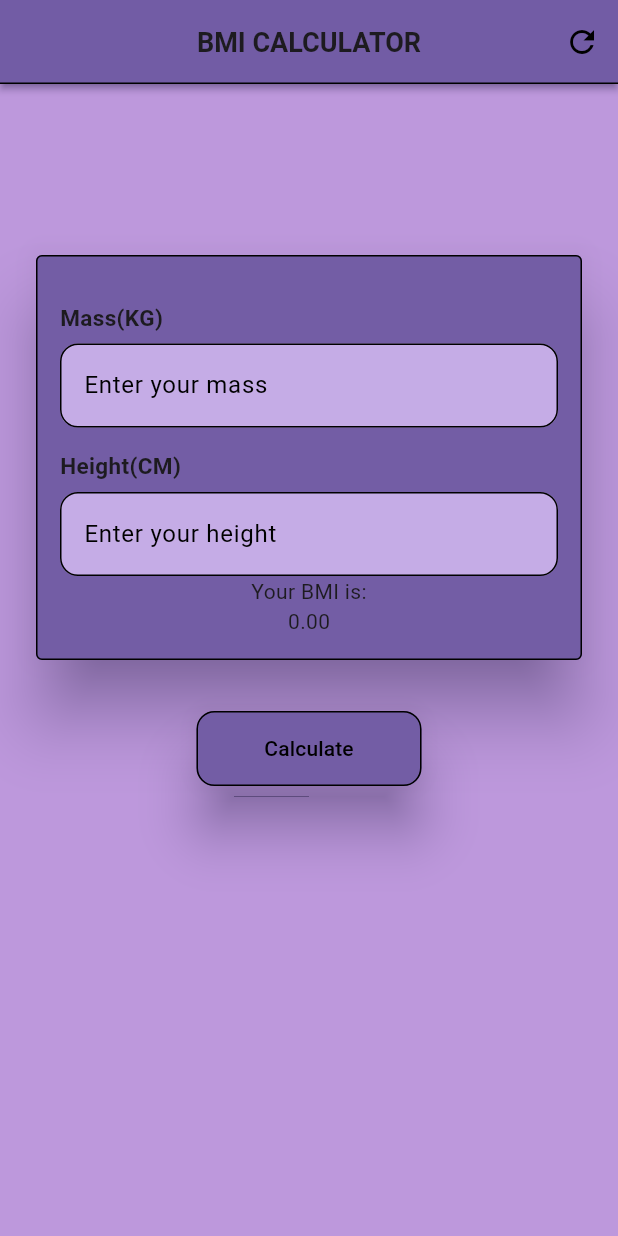
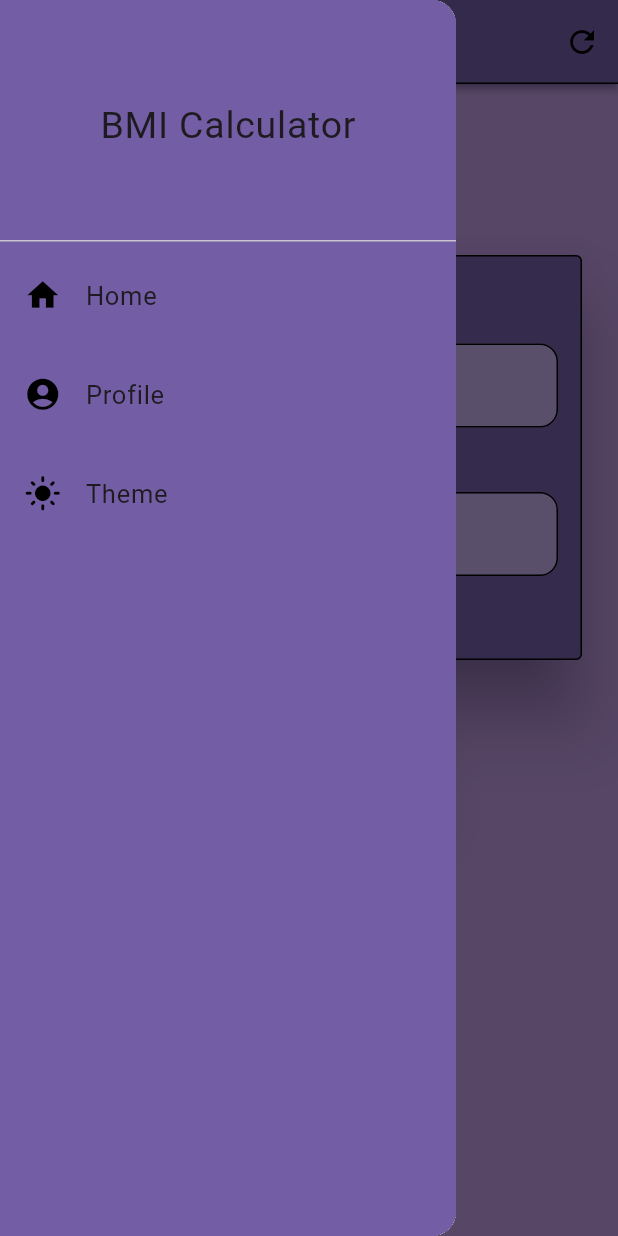
Before and after one commit to biniKin/first_project, a Flutter app: the screen it shows after launch, with the side drawer open (before the commit the screen has no drawer), on a phone screen of 412 x 824 dp. Run offline on Flutter 3.47's test engine with Material 3 defaults, Android fonts, the phone set to English and light mode, and no system bars.

Commit message:
UI updates

```diff
--- a/lib/materials.dart
+++ b/lib/materials.dart
@@ -49,6 +49,40 @@ class _Material_of_bmiState extends State<Material_of_bmi> {
             icon: Icon(Icons.refresh, color: Colors.black,),
           ),
         ],
+      ),
+      drawer: Drawer(
+        child: Container(
+          color: Color(0xFF735DA5),
+          child: ListView(
+            children: [
+              Container(
+
+                child: DrawerHeader(
+                    child: Center(
+                        child: Text("BMI Calculator", style: TextStyle(fontSize: 25),)
+                    )
+                ),
+              ),
+
+
+              ListTile(
+                leading: Icon(Icons.home, color: Colors.black, size: 25,),
+                title: Text("Home", style: TextStyle(fontSize: 17),),
+              ),
+              SizedBox(height: 10,),
+              ListTile(
+                leading: Icon(Icons.account_circle, color: Colors.black, size: 25,),
+                title: Text("Profile", style: TextStyle(fontSize: 17),),
+              ),
+              SizedBox(height: 10,),
+              ListTile(
+                leading: Icon(Icons.light_mode, color: Colors.black, size: 25,),
+                title: Text("Theme", style: TextStyle(fontSize: 17),),
+              ),
+
+            ],
+          ),
+        ),
       ),
 
       body: SingleChildScrollView(
```
